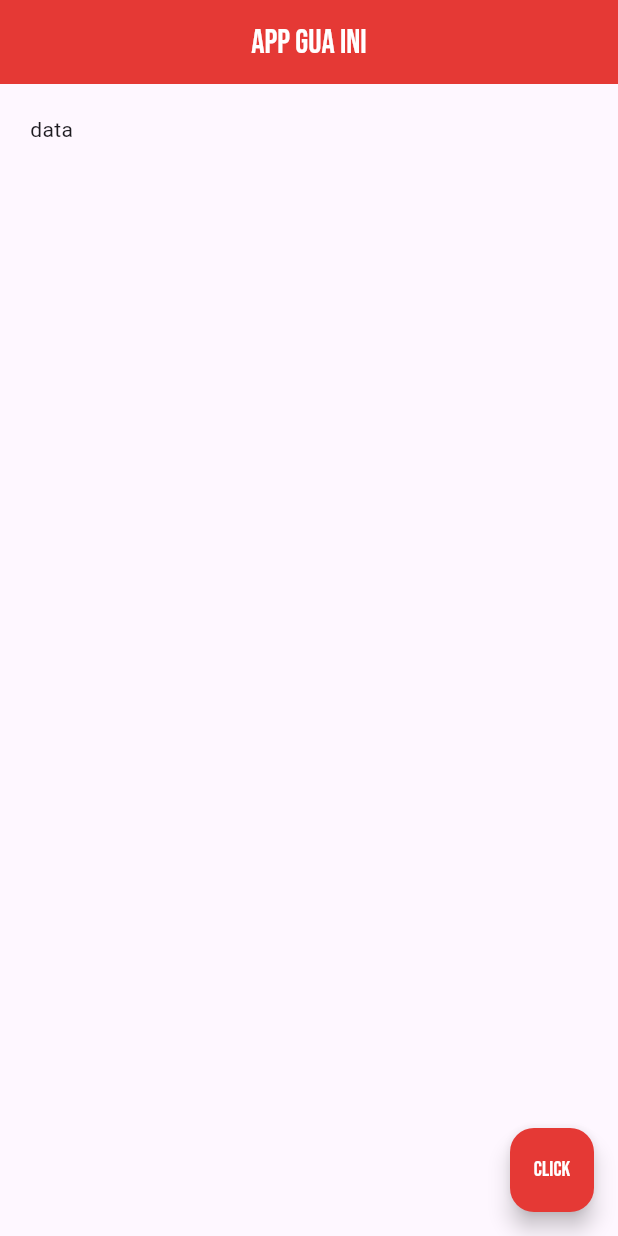
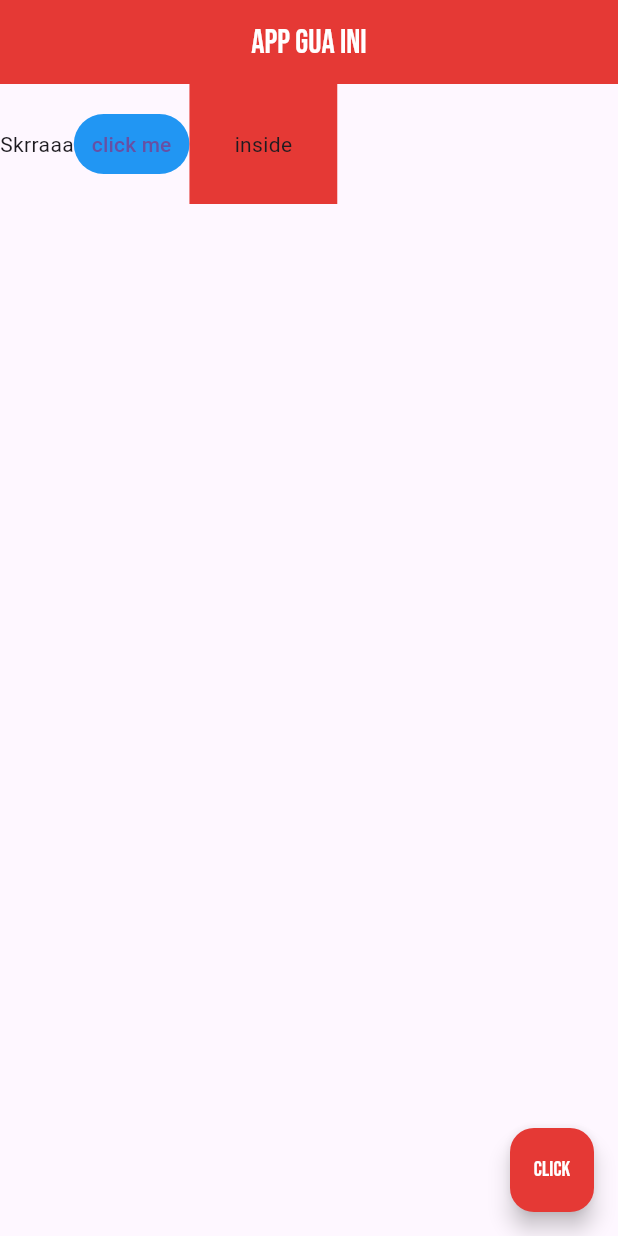
Before and after one commit to AdamJoestar/my_app, a Flutter app: the screen it shows after launch, on a phone screen of 412 x 824 dp. Run offline on Flutter 3.47's test engine with Material 3 defaults, Android fonts, the phone set to English and light mode, and no system bars.

Commit message:
Row , isinya text button sama container

```diff
--- a/lib/main.dart
+++ b/lib/main.dart
@@ -20,9 +20,22 @@ class Home extends StatelessWidget {
         centerTitle: true,
         backgroundColor: Colors.red[600],
       ),
-      body: Padding(
-        padding: EdgeInsets.all(20.0),
-        child: Text('data'),
+      body: Row(
+        children: [
+          Text('Skrraaa'),
+          TextButton(
+            style: TextButton.styleFrom(
+              backgroundColor: Colors.blue, // Set the background color to blue
+            ),
+            onPressed: () {},
+            child: Text('click me'),
+            ),
+            Container(
+            color: Colors.red[600],
+            padding: EdgeInsets.all(30.0),
+            child: Text('inside'),
+            ),
+        ],
       ),
       floatingActionButton: FloatingActionButton(
         onPressed: () {},
```
